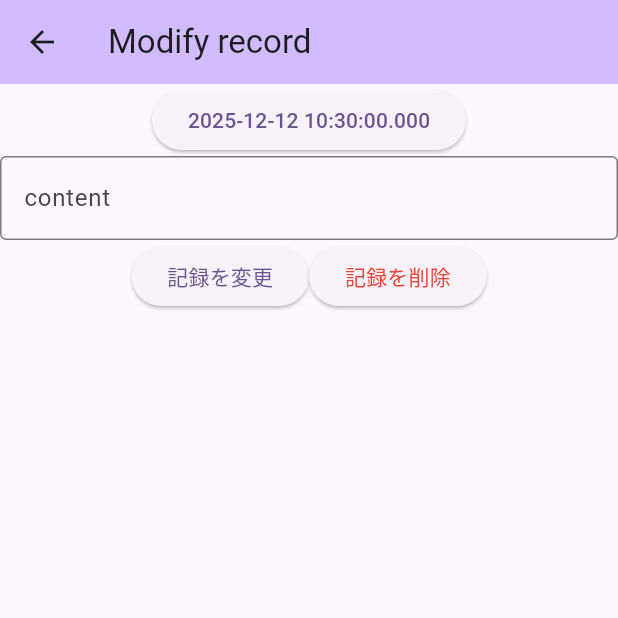
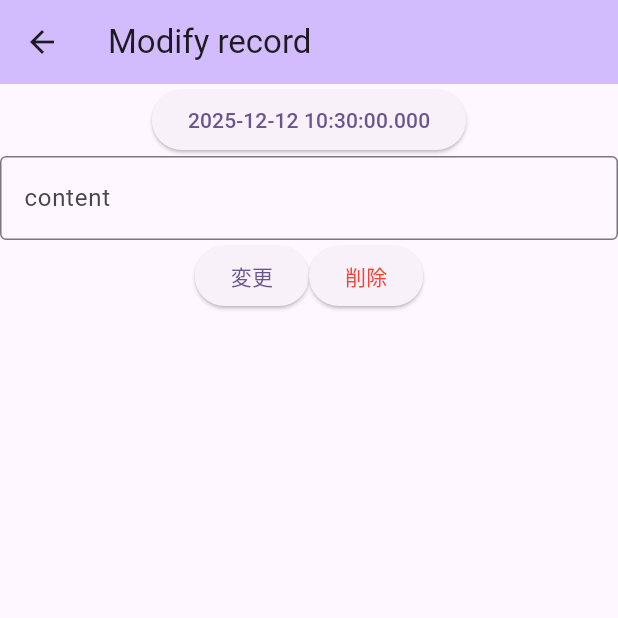
Before and after one commit to RyuNyan-Taro/wo_read, a Flutter app: the ModifyRecordPage screen opened directly with empty values, on a phone screen of 412 x 824 dp, the top half of it. Run offline on Flutter 3.47's test engine with Material 3 defaults, Android fonts, the phone set to English and light mode, and no system bars; our stand-ins replace audioplayers, equatable, flutter_dotenv, flutter_riverpod, flutter_tts, riverpod_annotation and 2 more; accounts and stored records are empty; generated files the repository leaves out were written again.

Commit message:
delete text

```diff
--- a/lib/record/screens/modify_record.dart
+++ b/lib/record/screens/modify_record.dart
@@ -85,13 +85,10 @@ class _ModifyRecordPageState extends State<ModifyRecordPage> {
           Row(
             mainAxisAlignment: MainAxisAlignment.center,
             children: [
-              ElevatedButton(
-                onPressed: _updateRecord,
-                child: const Text('記録を変更'),
-              ),
+              ElevatedButton(onPressed: _updateRecord, child: const Text('変更')),
               ElevatedButton(
                 onPressed: _deleteRecord,
-                child: const Text('記録を削除', style: TextStyle(color: Colors.red)),
+                child: const Text('削除', style: TextStyle(color: Colors.red)),
               ),
             ],
           ),
```
